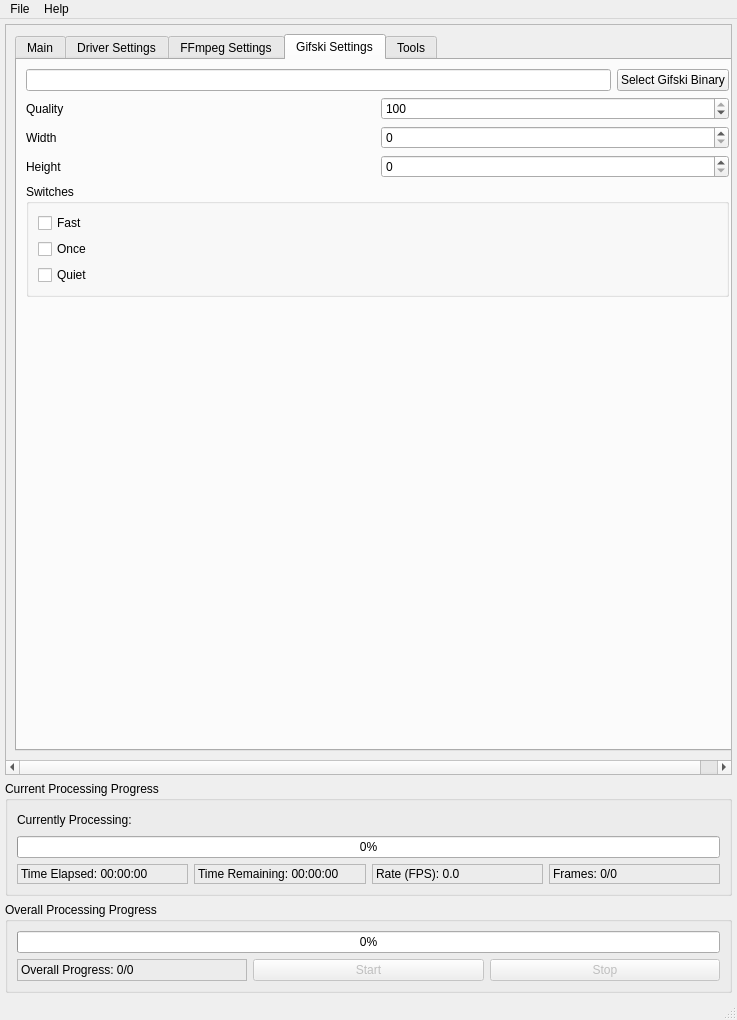
Above: src/video2x_gui.ui from k4yt3x/video2x before the change. Below: the same form after it.
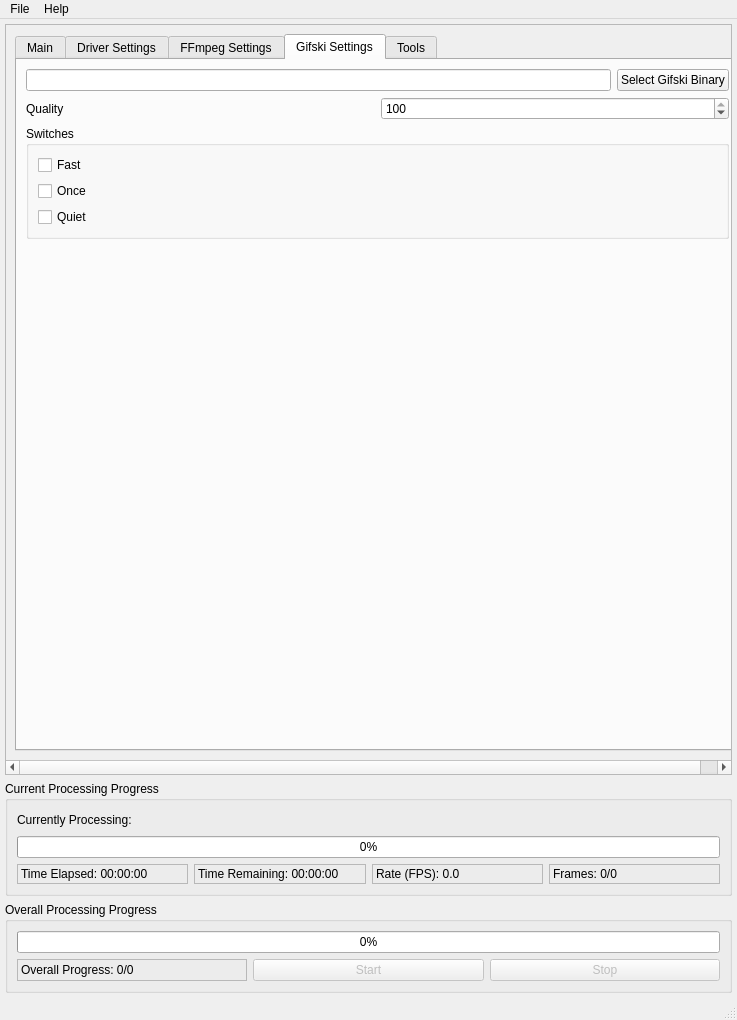
That is the form after the change. The open tabs and pages were chosen to show the change.

Commit message: removed useless Gifski width/height elements in GUI

```diff
--- a/src/video2x_gui.ui
+++ b/src/video2x_gui.ui
@@ -2621,42 +2621,6 @@
               </item>
              </layout>
             </item>
-            <item>
-             <layout class="QHBoxLayout" name="gifskiWidthHorizontalLayout">
-              <item>
-               <widget class="QLabel" name="gifskiWidthLabel">
-                <property name="text">
-                 <string>Width</string>
-                </property>
-               </widget>
-              </item>
-              <item>
-               <widget class="QSpinBox" name="gifskiWidthSpinBox">
-                <property name="maximum">
-                 <number>99999</number>
-                </property>
-               </widget>
-              </item>
-             </layout>
-            </item>
-            <item>
-             <layout class="QHBoxLayout" name="gifskiHeightHorizontalLayout">
-              <item>
-               <widget class="QLabel" name="gifskiHeightLabel">
-                <property name="text">
-                 <string>Height</string>
-                </property>
-               </widget>
-              </item>
-              <item>
-               <widget class="QSpinBox" name="gifskiHeightSpinBox">
-                <property name="maximum">
-                 <number>99999</number>
-                </property>
-               </widget>
-              </item>
-             </layout>
-            </item>
             <item>
              <widget class="QGroupBox" name="gifskiSwitchesGroupBox">
               <property name="title">
```
The commit also changes 1 other file.
